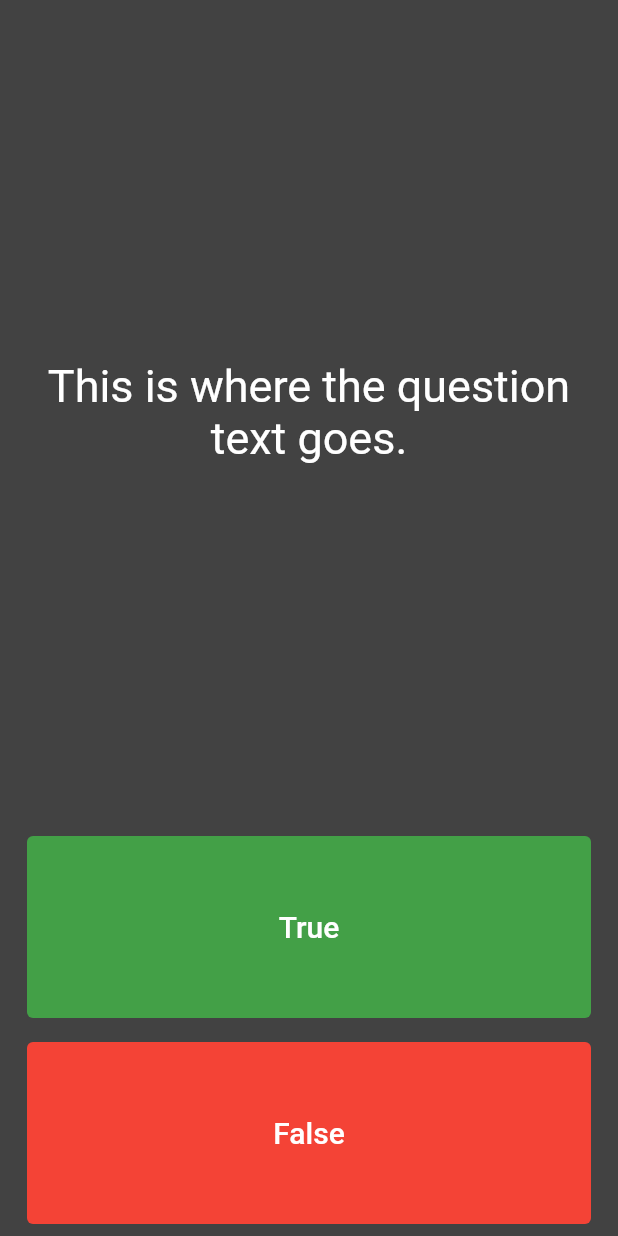
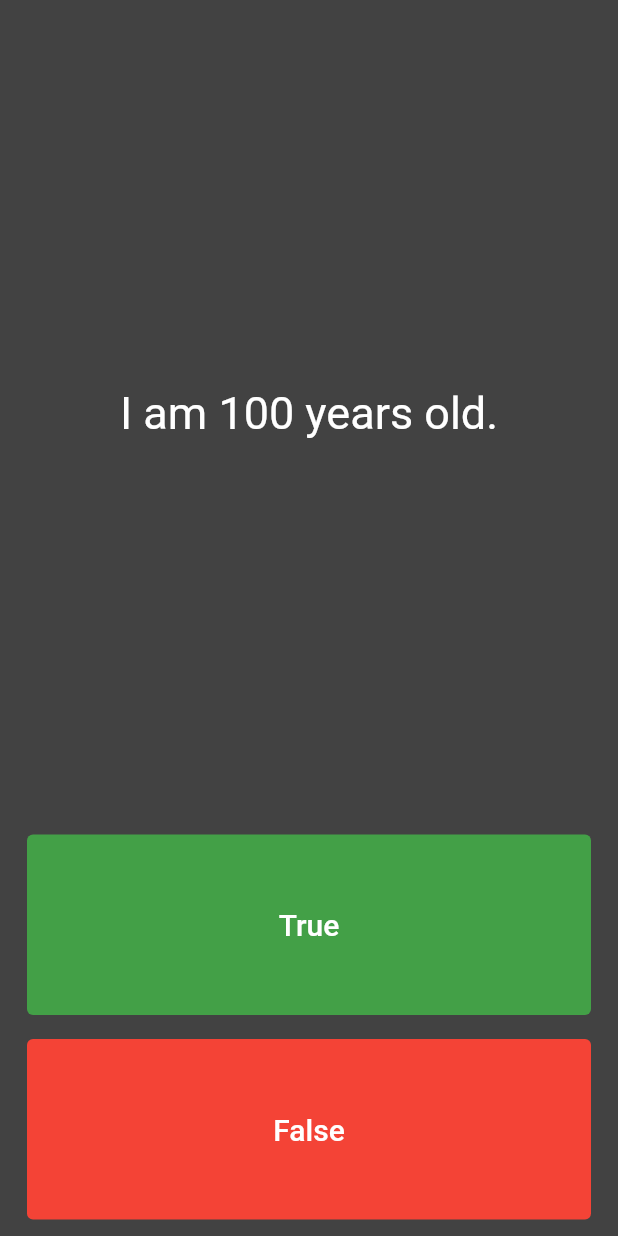
Before and after one commit to johncraigcastillo/selfLearning-flutter-part06Quizzler, a Flutter app: the screen it shows after launch, after a tap on "True", on a phone screen of 412 x 824 dp. Run offline on Flutter 3.47's test engine with Material 2 defaults, Android fonts, the phone set to English and light mode, and no system bars.

Commit message:
Abstracted questions, Fixed crashing by moving to null question after end of question bank list

```diff
--- a/lib/main.dart
+++ b/lib/main.dart
@@ -1,6 +1,7 @@
-import 'package:flutter/cupertino.dart';
 import 'package:flutter/material.dart';
-import 'package:flutter/painting.dart';
+import 'quiz_brain.dart';
+
+QuizBrain quizBrain = QuizBrain();
 
 void main() => runApp(Quizzler());
 
@@ -14,7 +15,7 @@ class Quizzler extends StatelessWidget {
         backgroundColor: Colors.grey[800],
         body: SafeArea(
           child: Padding(
-            padding: const EdgeInsets.symmetric(horizontal: 10.0),
+            padding: const EdgeInsets.symmetric(horizontal: 10.0, vertical: 3),
             child: QuizPage(),
           ),
         ),
@@ -23,10 +24,13 @@ class Quizzler extends StatelessWidget {
   }
 }
 
-class QuizPage extends StatelessWidget {
-  const QuizPage({
-    Key key,
-  }) : super(key: key);
+class QuizPage extends StatefulWidget {
+  @override
+  _QuizPageState createState() => _QuizPageState();
+}
+
+class _QuizPageState extends State<QuizPage> {
+  List<Icon> scoreKeeper = [];
 
   @override
   Widget build(BuildContext context) {
@@ -38,7 +42,7 @@ class QuizPage extends StatelessWidget {
             flex: 4,
             child: Center(
               child: Text(
-                'This is where the question text goes.',
+                quizBrain.getQuestionText(),
                 textAlign: TextAlign.center,
                 style: TextStyle(
                   color: Colors.white,
@@ -61,7 +65,12 @@ class QuizPage extends StatelessWidget {
                     fontSize: 20,
                   ),
                 ),
-                onPressed: () {},
+                onPressed: () {
+                  bool correctAnswer = quizBrain.getQuestionAns();
+                  setState(() {
+                    quizBrain.nextQuestion();
+                  });
+                },
               ),
             ),
           ),
@@ -79,9 +88,17 @@ class QuizPage extends StatelessWidget {
                     fontSize: 20,
                   ),
                 ),
-                onPressed: () {},
+                onPressed: () {
+                  bool correctAnswer = quizBrain.getQuestionAns();
+                  setState(() {
+                    quizBrain.nextQuestion();
+                  });
+                },
               ),
             ),
+          ),
+          Row(
+            children: scoreKeeper,
           ),
         ],
       ),
--- /dev/null
+++ b/lib/question.dart
@@ -0,0 +1,9 @@
+class Question {
+  String questionText;
+  bool questionAnswer;
+
+  Question(String q, bool a) {
+    questionText = q;
+    questionAnswer = a;
+  }
+}
--- /dev/null
+++ b/lib/quiz_brain.dart
@@ -0,0 +1,31 @@
+import 'package:flutter/cupertino.dart';
+
+import 'question.dart';
+
+class QuizBrain {
+  int _questionNum = 0;
+  List<Question> _questionBank = [
+    Question('My name is John.', true),
+    Question('I am 100 years old.', false),
+    Question('I have a dog.', false),
+    Question('I love Sana.', true),
+    Question('I am engaged.', true),
+    Question('The Earth is flat.', false),
+    Question('UH has a great Computer Science department.', false),
+    Question('2 + 2 = 4.', true),
+  ];
+
+  void nextQuestion() {
+    if (_questionNum < _questionBank.length - 1) {
+      _questionNum++;
+    }
+  }
+
+  String getQuestionText() {
+    return _questionBank[_questionNum].questionText;
+  }
+
+  bool getQuestionAns() {
+    return _questionBank[_questionNum].questionAnswer;
+  }
+}
```
